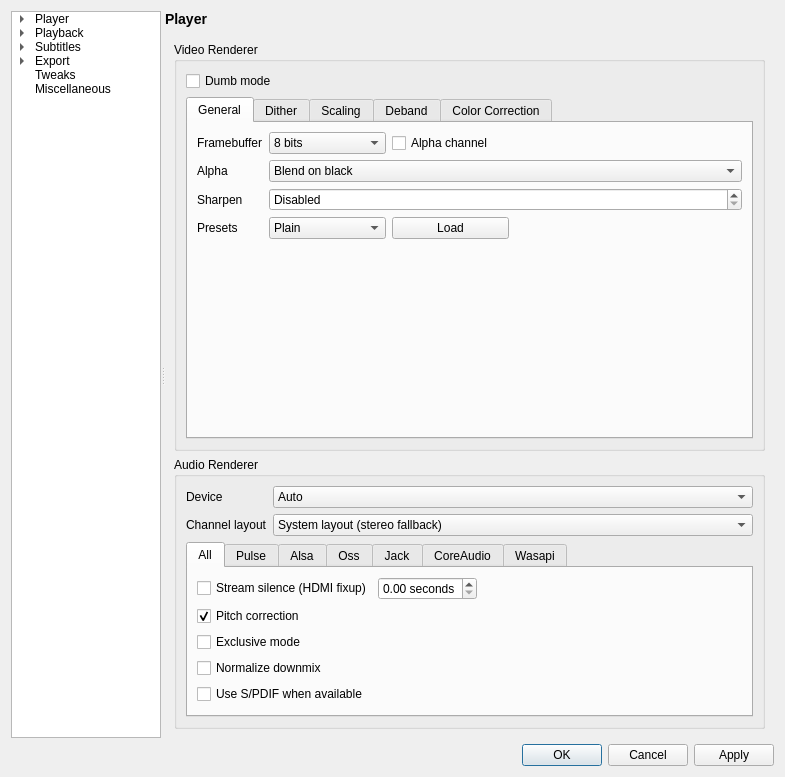
This is settingswindow.ui in mpc-qt/mpc-qt as Qt 5 draws it before an edit. The edited form follows.
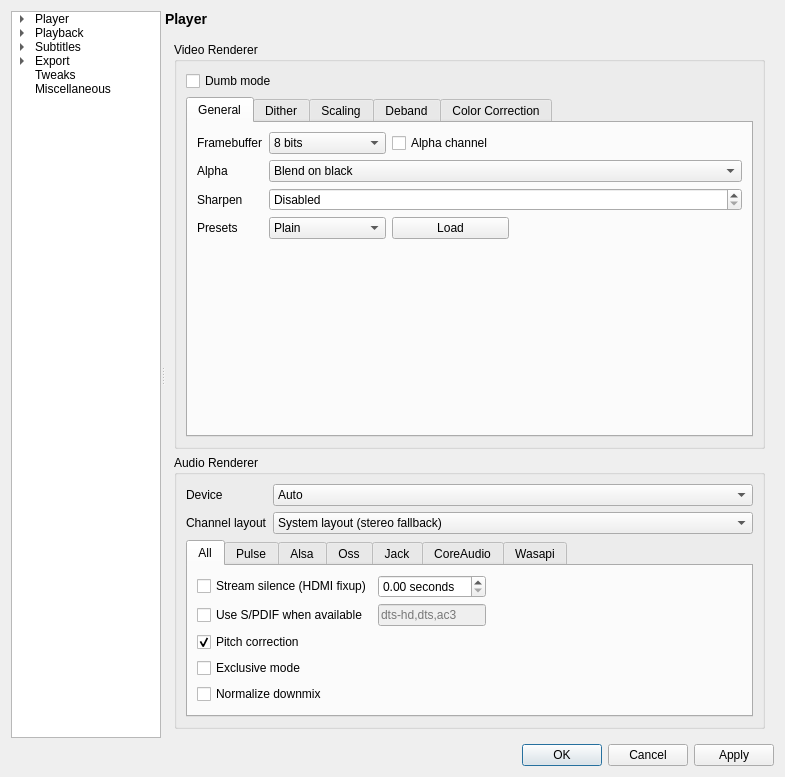
This is the edited form.

Commit message:
settingswindow: expose spdif codecs
As requested in #72.

```diff
--- a/settingswindow.ui
+++ b/settingswindow.ui
@@ -3779,17 +3779,25 @@
                  <attribute name="title">
                   <string>All</string>
                  </attribute>
-                 <layout class="QVBoxLayout" name="verticalLayout_35">
-                  <item>
-                   <layout class="QHBoxLayout" name="horizontalLayout_56">
-                    <item>
+                 <layout class="QGridLayout" name="gridLayout_11" columnstretch="0,0,1">
+                  <item row="1" column="1">
+                   <widget class="QLineEdit" name="audioSpdifCodecs">
+                    <property name="enabled">
+                     <bool>false</bool>
+                    </property>
+                    <property name="placeholderText">
+                     <string notr="true">dts-hd,dts,ac3</string>
+                    </property>
+                   </widget>
+                  </item>
+                  <item row="0" column="0">
                      <widget class="QCheckBox" name="audioStreamSilence">
                       <property name="text">
                        <string>Stream silence (HDMI fixup)</string>
                       </property>
                      </widget>
                     </item>
-                    <item>
+                  <item row="0" column="1">
                      <widget class="QDoubleSpinBox" name="audioWaitTime">
                       <property name="suffix">
                        <string> seconds</string>
@@ -3799,22 +3807,7 @@
                       </property>
                      </widget>
                     </item>
-                    <item>
-                     <spacer name="horizontalSpacer_4">
-                      <property name="orientation">
-                       <enum>Qt::Horizontal</enum>
-                      </property>
-                      <property name="sizeHint" stdset="0">
-                       <size>
-                        <width>239</width>
-                        <height>20</height>
-                       </size>
-                      </property>
-                     </spacer>
-                    </item>
-                   </layout>
-                  </item>
-                  <item>
+                  <item row="2" column="0">
                    <widget class="QCheckBox" name="audioPitchCorrection">
                     <property name="text">
                      <string>Pitch correction</string>
@@ -3824,27 +3817,40 @@
                     </property>
                    </widget>
                   </item>
-                  <item>
+                  <item row="3" column="0">
                    <widget class="QCheckBox" name="audioExclusiveMode">
                     <property name="text">
                      <string>Exclusive mode</string>
                     </property>
                    </widget>
                   </item>
-                  <item>
+                  <item row="4" column="0">
                    <widget class="QCheckBox" name="audioNormalizeDownmix">
                     <property name="text">
                      <string>Normalize downmix</string>
                     </property>
                    </widget>
                   </item>
-                  <item>
+                  <item row="1" column="0">
                    <widget class="QCheckBox" name="audioSpdif">
                     <property name="text">
                      <string>Use S/PDIF when available</string>
                     </property>
                    </widget>
                   </item>
+                  <item row="0" column="2">
+                   <spacer name="horizontalSpacer_4">
+                    <property name="orientation">
+                     <enum>Qt::Horizontal</enum>
+                    </property>
+                    <property name="sizeHint" stdset="0">
+                     <size>
+                      <width>40</width>
+                      <height>20</height>
+                     </size>
+                    </property>
+                   </spacer>
+                  </item>
                  </layout>
                 </widget>
                 <widget class="QWidget" name="pulsePage">
```
Left out of the diff: 19 changed lines with no effect on the pictures. Lines whose indentation alone changed are shown as unchanged. The commit also changes 1 other file.
